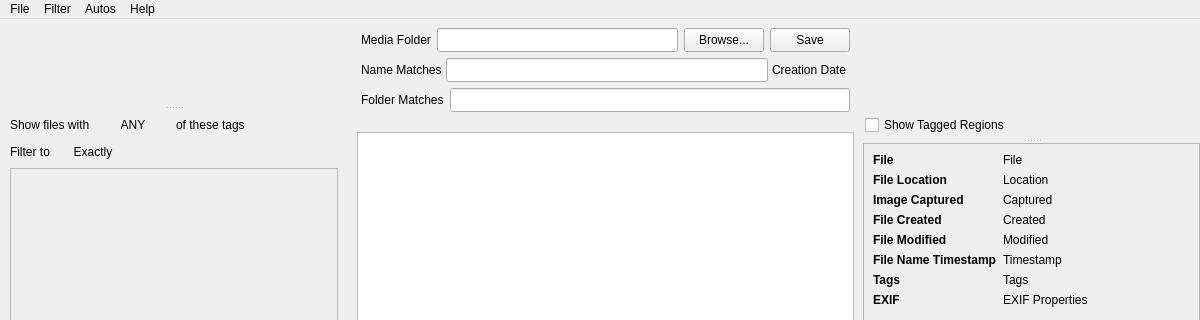
First picture: the form in mainwindow.ui, repository merrillaldrich/compendia, before the edit; both pictures show x 0 to 1200 and y 0 to 320 of the 1200 by 800 pixel window.
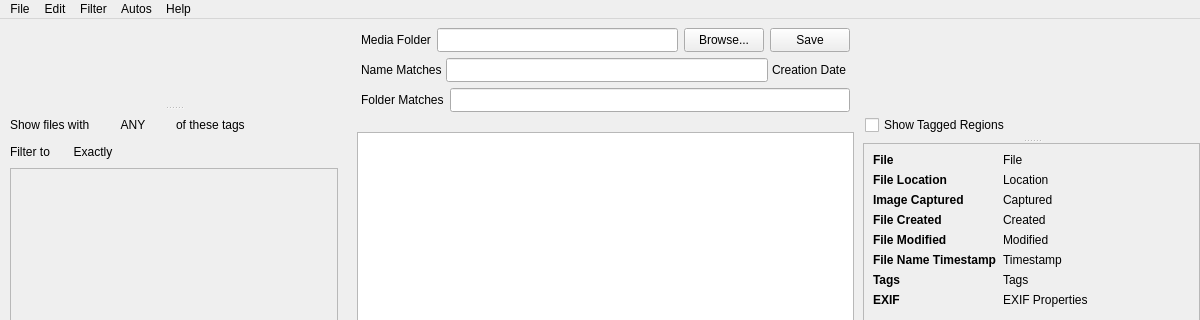
Second picture: the form after the edit. Custom widgets are drawn as their Qt base class.

```diff
--- a/mainwindow.ui
+++ b/mainwindow.ui
@@ -849,6 +849,11 @@
     <addaction name="separator"/>
     <addaction name="actionQuit"/>
    </widget>
+   <widget class="QMenu" name="menuEdit">
+    <property name="title">
+     <string>Edit</string>
+    </property>
+   </widget>
    <widget class="QMenu" name="menuFilter">
     <property name="title">
      <string>Filter</string>
@@ -905,6 +910,7 @@
     <addaction name="actionAbout"/>
    </widget>
    <addaction name="menuFile"/>
+   <addaction name="menuEdit"/>
    <addaction name="menuFilter"/>
    <addaction name="menuAutos"/>
    <addaction name="menuHelp"/>
```
